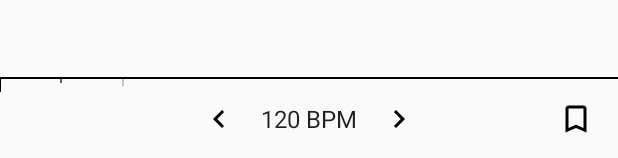
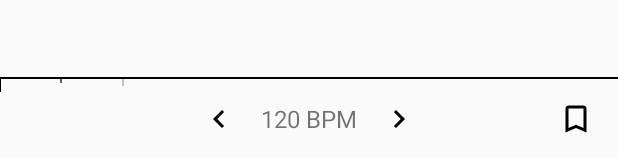
Before and after one commit to fennifith/Metronome-Android, an Android app: the layout content_main.xml on its own in the app's theme, with its tools: preview values and no code run, on a phone screen of 412 x 824 dp. Shown: the part 1075-1233 px from the top of the screen. Run offline under Robolectric (Android 15) with nearby library versions, the phone set to English and light mode, and no system bars.

Commit message:
updated layout files to ensure compatibility

```diff
--- a/app/src/main/res/layout/content_main.xml
+++ b/app/src/main/res/layout/content_main.xml
@@ -90,7 +90,6 @@
                 android:layout_width="56dp"
                 android:layout_height="56dp"
                 android:scaleType="centerInside"
-                android:tint="?android:textColorPrimary"
                 app:srcCompat="@drawable/ic_less" />
 
             <TextView
@@ -98,7 +97,6 @@
                 android:layout_width="wrap_content"
                 android:layout_height="wrap_content"
                 android:text="120 BPM"
-                android:textColor="?android:textColorPrimary"
                 android:textSize="16sp" />
 
             <ImageView
@@ -106,7 +104,6 @@
                 android:layout_width="56dp"
                 android:layout_height="56dp"
                 android:scaleType="centerInside"
-                android:tint="?android:textColorPrimary"
                 app:srcCompat="@drawable/ic_more" />
 
         </LinearLayout>
@@ -137,7 +134,6 @@
         android:layout_height="?attr/actionBarSize"
         android:layout_gravity="bottom|end"
         android:scaleType="centerInside"
-        android:tint="?android:textColorPrimary"
         app:srcCompat="@drawable/ic_bookmark_border" />
 
     <ImageView
@@ -146,7 +142,6 @@
         android:layout_height="?attr/actionBarSize"
         android:layout_gravity="top|end"
         android:scaleType="centerInside"
-        android:tint="?android:textColorPrimary"
         app:srcCompat="@drawable/ic_info" />
 
 </FrameLayout>
--- a/app/src/main/res/layout/item_bookmark.xml
+++ b/app/src/main/res/layout/item_bookmark.xml
@@ -10,7 +10,6 @@
         android:layout_width="42dp"
         android:layout_height="42dp"
         android:scaleType="centerInside"
-        android:tint="?android:textColorPrimary"
         app:srcCompat="@drawable/ic_note" />
 
     <TextView
@@ -21,7 +20,6 @@
         android:layout_marginEnd="16dp"
         android:layout_marginRight="16dp"
         android:text="@string/bpm"
-        android:textColor="?android:textColorPrimary"
         android:textSize="16sp"
         android:textStyle="bold" />
 
```
